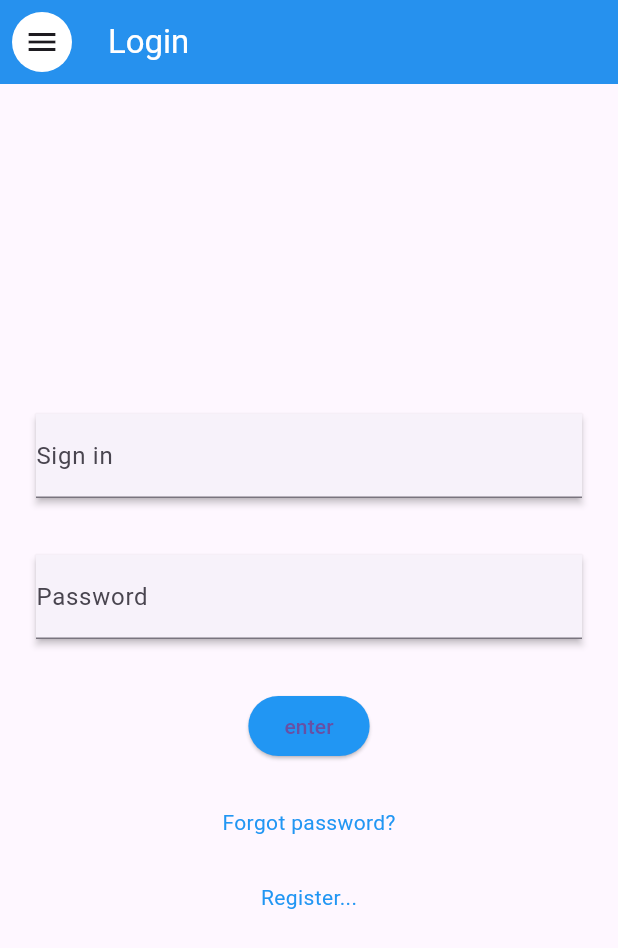
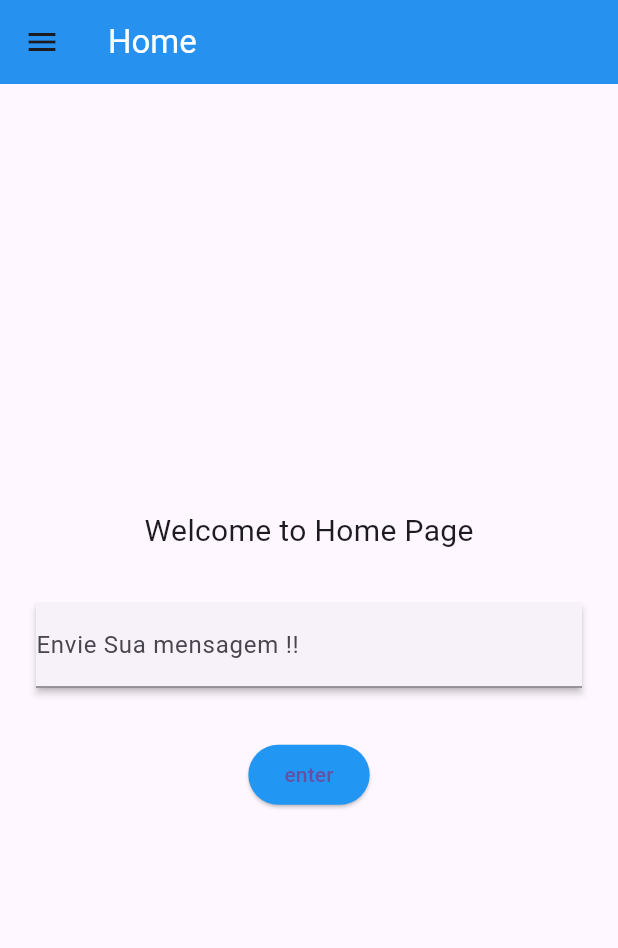
Before and after one commit to ign7/flutter-login-page, a Flutter app: the screen it shows after launch, after a tap on "enter", on a phone screen of 412 x 824 dp. Shown: the top 948 px of the screen. Run offline on Flutter 3.47's test engine with Material 3 defaults, Android fonts, the phone set to English and light mode, and no system bars; missing offline and left inert: dart:html.

Commit message:
(feat)[rotas]

```diff
--- /dev/null
+++ b/lib/HomePage.dart
@@ -0,0 +1,78 @@
+import 'dart:html';
+import 'dart:ui';
+
+import 'package:flutter/material.dart';
+import 'package:flutter/widgets.dart';
+import 'register.dart';
+import 'MyPage.dart';
+
+class HomePage extends StatefulWidget {
+  @override
+  _HomePageState createState() => _HomePageState();
+}
+
+class _HomePageState extends State<HomePage> {
+  TextEditingController _messageController = TextEditingController();
+
+  @override
+  Widget build(BuildContext context) {
+    return Scaffold(
+      appBar: AppBar(
+        backgroundColor: Colors.blue,
+        title: Text('Home', style: TextStyle(color: Colors.white)),
+        leading: IconButton(
+          icon: Icon(Icons.menu),
+          onPressed: () {
+            // Adicione aqui a lógica para mostrar o menu suspenso
+          },
+        ),
+        elevation: 2,
+      ),
+      body: Center(
+        child: Padding(
+          padding: const EdgeInsets.all(20.0),
+          child: Column(
+            mainAxisAlignment: MainAxisAlignment.center,
+            children: [
+              Text(
+                'Welcome to Home Page',
+                style: TextStyle(fontSize: 20),
+              ),
+              SizedBox(height: 30.0),
+              Card(
+                elevation: 2,
+                shape: RoundedRectangleBorder(
+                  borderRadius: BorderRadius.circular(0.0),
+                ),
+                child: TextFormField(
+                  decoration: InputDecoration(
+                    labelText: 'Envie Sua mensagem !!',
+                  ),
+                  controller: _messageController,
+                ),
+              ),
+              SizedBox(height: 30.0),
+              ElevatedButton(
+                onPressed: () {
+                  Navigator.push(
+                    context,
+                    MaterialPageRoute(
+                      builder: (context) => MyPage(
+                        mensagem: _messageController.text,
+                      ),
+                    ),
+                  );
+                },
+                style: ButtonStyle(
+                  backgroundColor:
+                      MaterialStateProperty.all<Color>(Colors.blue),
+                ),
+                child: Text('enter'),
+              ),
+            ],
+          ),
+        ),
+      ),
+    );
+  }
+}
--- a/lib/Login.dart
+++ b/lib/Login.dart
@@ -4,6 +4,7 @@ import 'dart:ui';
 import 'package:flutter/material.dart';
 import 'package:flutter/widgets.dart';
 import 'register.dart';
+import 'homepage.dart';
 
 class Login extends StatelessWidget {
   @override
@@ -57,7 +58,10 @@ class Login extends StatelessWidget {
               SizedBox(height: 30.0),
               ElevatedButton(
                 onPressed: () {
-                  // Implementar ação para entrar na página
+                  Navigator.push(
+                    context,
+                    MaterialPageRoute(builder: (context) => HomePage()),
+                  );
                 },
                 style: ButtonStyle(
                   backgroundColor:
--- /dev/null
+++ b/lib/Rotas.dart
@@ -0,0 +1,19 @@
+import 'package:flutter/material.dart';
+import 'package:flutter/widgets.dart';
+import 'package:flutter_application_1/Login.dart';
+import 'Login.dart';
+import 'register.dart';
+import 'MyPage.dart';
+import 'HomePage.dart';
+
+class Rotas {
+  static const String home = '/';
+  static const String second = '/second';
+  static const String third = '/third';
+
+  static Map<String, WidgetBuilder> routes = {
+    home: (context) => HomePage(),
+    second: (context) => Register(),
+    third: (context) => MyPage(mensagem:'meu ovo'),
+  };
+}
```
Also changed, not shown: lib/MyPage.dart (added, +97 -0 lines).
